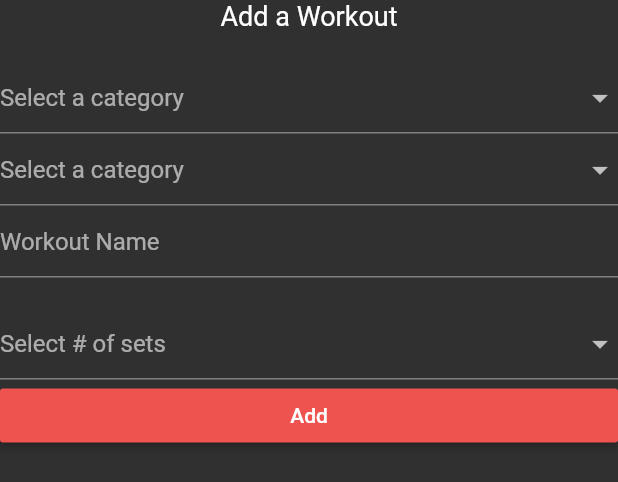
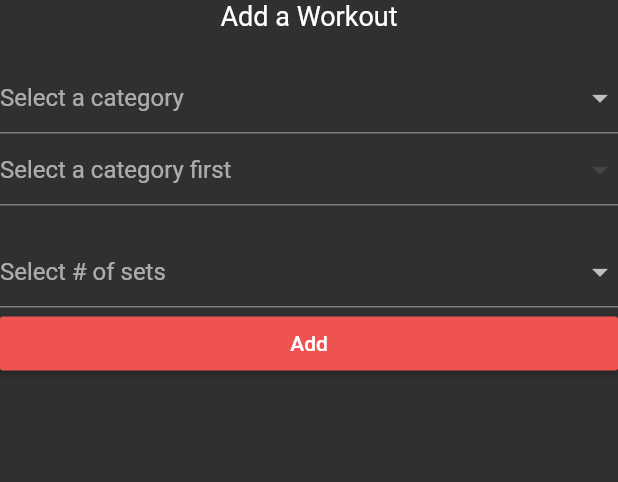
Before and after one commit to Millurr/pump_tracker, a Flutter app: the AddForm widget shown alone on an empty page, opened directly, on a phone screen of 412 x 824 dp. Shown: the top 482 px of the screen. Run offline on Flutter 3.47's test engine with Material 2 defaults, Android fonts, the phone set to English and light mode, and no system bars; our stand-ins replace cloud_firestore, firebase_auth, firebase_core, grouped_list; missing offline and left inert: dart:ffi; accounts and stored records are empty.

```diff
--- a/lib/screens/add_form.dart
+++ b/lib/screens/add_form.dart
@@ -1,3 +1,5 @@
+import 'dart:ffi';
+
 import 'package:cloud_firestore/cloud_firestore.dart';
 import 'package:firebase_auth/firebase_auth.dart';
 import 'package:flutter/material.dart';
@@ -22,12 +24,13 @@ class _AddFormState extends State<AddForm> {
     "Back",
     "Biceps",
     "Chest",
-    "Forearms",
     "Legs",
     "Traps",
     "Triceps",
   ];
   final List<int> setSets = [1, 2, 3, 4, 5, 6, 7, 8, 9, 10];
+
+  List<dynamic> names = new List<dynamic>();
 
   List<TextFormField> reps = new List<TextFormField>(0);
   List<TextFormField> weights = new List<TextFormField>(0);
@@ -46,6 +49,26 @@ class _AddFormState extends State<AddForm> {
     var userRef = FirebaseFirestore.instance.collection('users').doc(uid);
     var dateRef = userRef.collection('date');
     var targetRef = dateRef.doc(widget.date).collection('target');
+
+    void _getWorkouts() async {
+      int j = 0;
+      await userRef
+          .collection('presets')
+          .where('target', isEqualTo: _currentCategory)
+          .get()
+          .then((QuerySnapshot querySnapshot) => {
+                names = new List(querySnapshot.docs.length),
+                querySnapshot.docs.forEach((doc) {
+                  // print(doc["name"]);
+                  setState(() {
+                    names[j] = doc["name"];
+                  });
+                  j++;
+                })
+              });
+      print(names);
+      j = 0;
+    }
 
     _setSetsList(int i) {
       setState(() {
@@ -127,23 +150,36 @@ class _AddFormState extends State<AddForm> {
                   child: Text('$category'),
                 );
               }).toList(),
-              onChanged: (val) => setState(() => _currentCategory = val)),
-          DropdownButtonFormField(
-              validator: (value) =>
-                  value == null ? 'Please select a category' : null,
-              hint: Text("Select a category"),
-              items: categories.map((category) {
-                return DropdownMenuItem(
-                  value: category,
-                  child: Text('$category'),
-                );
-              }).toList(),
-              onChanged: (val) => setState(() => _currentCategory = val)),
-          TextFormField(
-            decoration: const InputDecoration(hintText: "Workout Name"),
-            validator: (val) => val.isEmpty ? 'Please enter a name' : null,
-            onChanged: (val) => setState(() => _currentName = val),
+              onChanged: (val) async {
+                setState(() {
+                  _currentCategory = val;
+                  names = [];
+                  _currentName = null;
+                });
+                _getWorkouts();
+              }),
+          IgnorePointer(
+            ignoring: _currentCategory == null ? true : false,
+            child: DropdownButtonFormField(
+                value: _currentName,
+                validator: (value) =>
+                    value == null ? 'Please select workout' : null,
+                hint: _currentCategory == null
+                    ? Text("Select a category first")
+                    : Text("Select a workout"),
+                items: names.map((name) {
+                  return DropdownMenuItem(
+                    value: name,
+                    child: Text(name),
+                  );
+                }).toList(),
+                onChanged: (val) => setState(() => _currentName = val)),
           ),
+          // TextFormField(
+          //   decoration: const InputDecoration(hintText: "Workout Name"),
+          //   validator: (val) => val.isEmpty ? 'Please enter a name' : null,
+          //   onChanged: (val) => setState(() => _currentName = val),
+          // ),
           SizedBox(
             height: 20.0,
           ),
--- a/lib/screens/add_generic.dart
+++ b/lib/screens/add_generic.dart
@@ -16,7 +16,6 @@ class _AddGenericState extends State<AddGeneric> {
     "Back",
     "Biceps",
     "Chest",
-    "Forearms",
     "Legs",
     "Traps",
     "Triceps",
```
Also changed, not shown: 1 other file.
